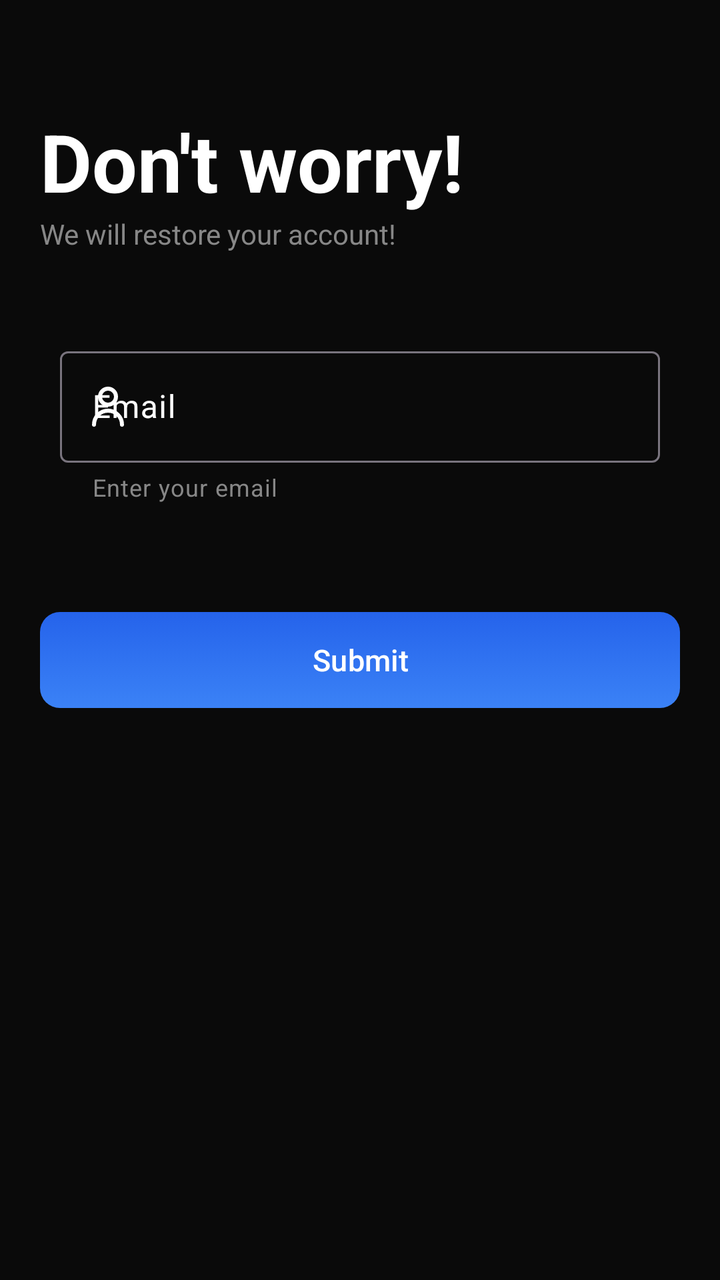
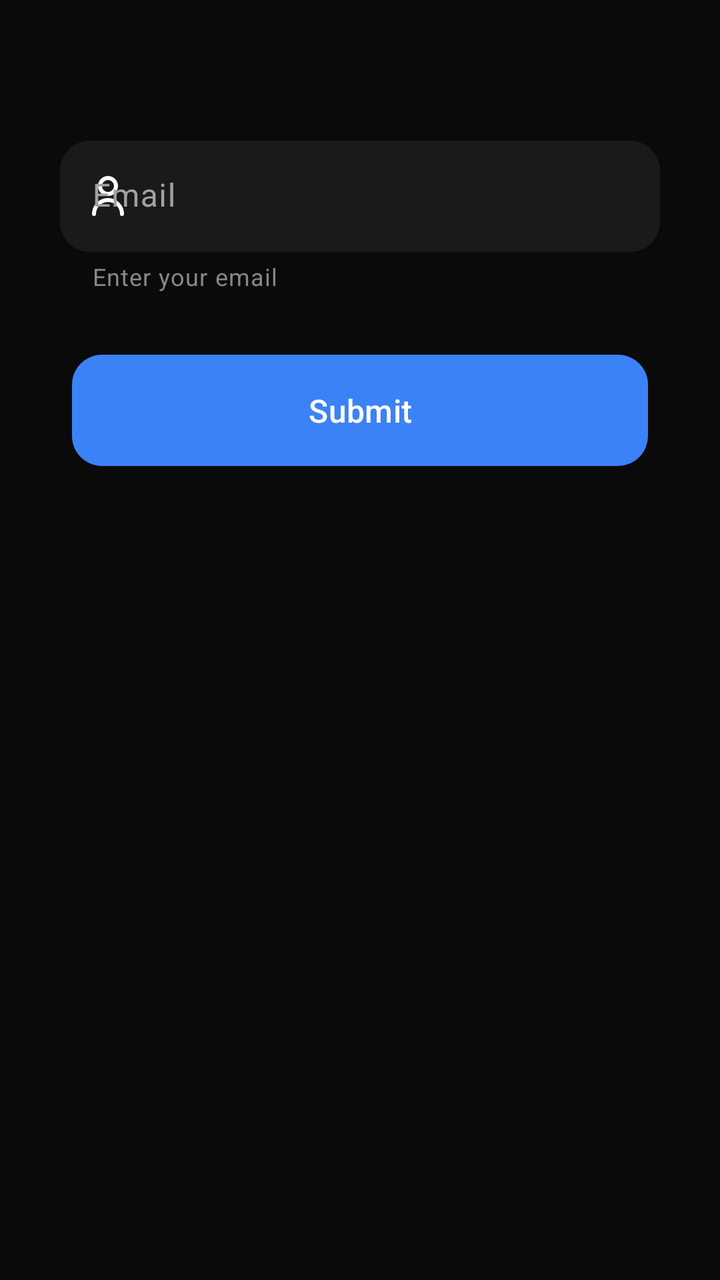

Screens rendered from an Android XML layout before and after an edit, with the pre-edit source and the edit as a unified diff.
<!-- AndroidManifest.xml: application theme Theme.Nexus -->
<!-- res/layout/activity_lost_password.xml -->
<?xml version="1.0" encoding="utf-8"?>
<androidx.constraintlayout.widget.ConstraintLayout xmlns:android="http://schemas.android.com/apk/res/android"
    xmlns:app="http://schemas.android.com/apk/res-auto"
    xmlns:tools="http://schemas.android.com/tools"
    android:id="@+id/main"
    android:layout_width="match_parent"
    android:layout_height="match_parent"
    android:background="@color/background_default"
    android:padding="20dp"
    tools:context=".authentication.LostPasswordActivity">

    <LinearLayout
        android:id="@+id/linearLayout3"
        android:layout_width="match_parent"
        android:layout_height="wrap_content"
        android:orientation="vertical"
        app:layout_constraintBottom_toTopOf="@+id/linearLayout"
        app:layout_constraintEnd_toEndOf="parent"
        app:layout_constraintHorizontal_bias="0.5"
        app:layout_constraintStart_toStartOf="parent"
        app:layout_constraintTop_toTopOf="parent">

        <TextView
            android:id="@+id/textView"
            android:layout_width="match_parent"
            android:layout_height="wrap_content"
            android:text="Don't worry!"
            android:textColor="@color/white"
            android:textSize="40sp"
            android:textStyle="bold"
            app:layout_constraintBottom_toTopOf="@+id/textView4"
            app:layout_constraintEnd_toEndOf="parent"
            app:layout_constraintHorizontal_bias="0.0"
            app:layout_constraintStart_toStartOf="parent"
            app:layout_constraintTop_toTopOf="parent"
            app:layout_constraintVertical_bias="0.894" />

        <TextView
            android:id="@+id/textView4"
            android:layout_width="match_parent"
            android:layout_height="wrap_content"
            android:text="We will restore your account!"
            android:textColor="@color/gray_400"
            android:textSize="14sp"
            app:layout_constraintBottom_toTopOf="@+id/linearLayout"
            app:layout_constraintEnd_toEndOf="parent"
            app:layout_constraintHorizontal_bias="1.0"
            app:layout_constraintStart_toStartOf="parent" />
    </LinearLayout>

    <LinearLayout
        android:id="@+id/linearLayout"
        android:layout_width="match_parent"
        android:layout_height="wrap_content"
        android:orientation="vertical"
        android:padding="10dp"
        app:layout_constraintBottom_toTopOf="@+id/submitButton"
        app:layout_constraintEnd_toEndOf="parent"
        app:layout_constraintHorizontal_bias="0.0"
        app:layout_constraintStart_toStartOf="parent"
        app:layout_constraintTop_toBottomOf="@+id/linearLayout3"
        tools:ignore="MissingConstraints">

        <com.google.android.material.textfield.TextInputLayout
            android:id="@+id/emailInput"
            android:layout_width="match_parent"
            android:layout_height="wrap_content"
            android:layout_marginBottom="10dp"
            android:hint="@string/email"
            android:textColorHint="@color/white"
            app:helperText="Enter your email"
            app:helperTextTextColor="@color/gray_400"
            app:startIconDrawable="@drawable/user"
            app:startIconTint="@color/white">

            <com.google.android.material.textfield.TextInputEditText
                android:layout_width="match_parent"
                android:layout_height="wrap_content"
                android:textColor="@color/white" />

        </com.google.android.material.textfield.TextInputLayout>
    </LinearLayout>

    <com.google.android.material.button.MaterialButton
        android:id="@+id/submitButton"
        android:layout_width="match_parent"
        android:layout_height="wrap_content"
        android:background="@drawable/gradient_button"
        android:text="Submit"
        android:textSize="15dp"
        app:backgroundTint="@null"
        app:cornerRadius="0dp"
        app:layout_constraintBottom_toTopOf="@+id/progressBar"
        app:layout_constraintEnd_toEndOf="parent"
        app:layout_constraintHorizontal_bias="0.0"
        app:layout_constraintStart_toStartOf="parent"
        app:layout_constraintTop_toBottomOf="@+id/linearLayout" />

    <ProgressBar
        android:id="@+id/progressBar"
        style="?android:attr/progressBarStyle"
        android:layout_width="wrap_content"
        android:layout_height="wrap_content"
        android:layout_marginTop="150dp"
        android:indeterminateTint="@color/blue_500"
        android:progressTint="@color/blue_500"
        android:visibility="invisible"
        app:layout_constraintBottom_toBottomOf="parent"
        app:layout_constraintEnd_toEndOf="parent"
        app:layout_constraintHorizontal_bias="0.498"
        app:layout_constraintStart_toStartOf="parent"
        app:layout_constraintTop_toBottomOf="@+id/submitButton" />


</androidx.constraintlayout.widget.ConstraintLayout>
<!-- resources referenced by this layout -->
<resources>
  <color name="background_default">#0A0A0A</color>
  <color name="blue_500">#3b82f6</color>
  <color name="gray_400">#878787</color>
  <color name="white">#FFFFFFFF</color>
  <!-- drawable gradient_button (drawable) -->
  <?xml version="1.0" encoding="utf-8"?>
  <selector xmlns:android="http://schemas.android.com/apk/res/android">
      
      <item>
          <shape android:shape="rectangle">
              <gradient
                  android:angle="90"
                  android:startColor="@color/blue_500"
                  android:endColor="@color/blue_600"
                  android:type="linear" />
              <corners android:radius="10dp"/>
          </shape>
      </item>
  </selector>
  <!-- drawable user (drawable) -->
  <vector xmlns:android="http://schemas.android.com/apk/res/android"
      android:width="24dp"
      android:height="24dp"
      android:viewportWidth="24"
      android:viewportHeight="24">
    <path
        android:pathData="M19,21C19,17.134 15.866,14 12,14C8.134,14 5,17.134 5,21M12,11C9.791,11 8,9.209 8,7C8,4.791 9.791,3 12,3C14.209,3 16,4.791 16,7C16,9.209 14.209,11 12,11Z"
        android:strokeLineJoin="round"
        android:strokeWidth="2"
        android:fillColor="#00000000"
        android:strokeColor="#ffffff"
        android:strokeLineCap="round"/>
  </vector>
  <string name="email">Email</string>
  <style name="Theme.Nexus" parent="Base.Theme.Nexus" />
  <color name="blue_600">#2563eb</color>
  <style name="Base.Theme.Nexus" parent="Theme.Material3.DayNight.NoActionBar">
          <item name="colorPrimary">@color/blue_500</item>
          <item name="colorOnPrimaryContainer">@color/white</item>
          <item name="colorOnSecondaryContainer">@color/blue_500</item>
          <item name="colorSecondaryContainer">@color/blue_500</item>
      </style>
</resources>

<!-- the commit's change to res/layout/activity_lost_password.xml (unified diff, before → after) -->
@@ -9,10 +9,38 @@
     android:padding="20dp"
     tools:context=".authentication.LostPasswordActivity">
 
+    <com.google.android.material.button.MaterialButton
+        android:id="@+id/backButton"
+        android:layout_width="48dp"
+        android:layout_height="48dp"
+        android:layout_gravity="center"
+        android:backgroundTint="@color/blue_500"
+        android:elevation="4dp"
+        android:insetLeft="0dp"
+        android:insetTop="0dp"
+        android:insetRight="0dp"
+        android:insetBottom="0dp"
+        android:padding="0dp"
+        android:text=""
+        app:cornerRadius="32dp"
+        app:icon="@drawable/chevron_left"
+        app:iconGravity="textStart"
+        app:iconPadding="0dp"
+        app:iconSize="20dp"
+        app:iconTint="@color/white"
+        app:layout_constraintBottom_toTopOf="@+id/linearLayout3"
+        app:layout_constraintEnd_toEndOf="parent"
+        app:layout_constraintHorizontal_bias="0.0"
+        app:layout_constraintStart_toStartOf="parent"
+        app:layout_constraintTop_toTopOf="parent"
+        app:layout_constraintVertical_bias="0.588" />
+
     <LinearLayout
         android:id="@+id/linearLayout3"
         android:layout_width="match_parent"
         android:layout_height="wrap_content"
+        android:layout_marginTop="100dp"
+        android:layout_marginBottom="20dp"
         android:orientation="vertical"
         app:layout_constraintBottom_toTopOf="@+id/linearLayout"
         app:layout_constraintEnd_toEndOf="parent"
@@ -52,64 +80,64 @@
         android:id="@+id/linearLayout"
         android:layout_width="match_parent"
         android:layout_height="wrap_content"
+        android:layout_marginTop="20dp"
         android:orientation="vertical"
         android:padding="10dp"
         app:layout_constraintBottom_toTopOf="@+id/submitButton"
         app:layout_constraintEnd_toEndOf="parent"
-        app:layout_constraintHorizontal_bias="0.0"
         app:layout_constraintStart_toStartOf="parent"
         app:layout_constraintTop_toBottomOf="@+id/linearLayout3"
         tools:ignore="MissingConstraints">
 
         <com.google.android.material.textfield.TextInputLayout
             android:id="@+id/emailInput"
+            style="@style/Widget.Material3.TextInputLayout.FilledBox"
             android:layout_width="match_parent"
             android:layout_height="wrap_content"
-            android:layout_marginBottom="10dp"
             android:hint="@string/email"
-            android:textColorHint="@color/white"
+            android:textColorHint="@color/gray_100"
+            app:boxBackgroundColor="#1A1A1A"
+            app:boxCornerRadiusBottomEnd="15dp"
+            app:boxCornerRadiusBottomStart="15dp"
+            app:boxCornerRadiusTopEnd="15dp"
+            app:boxCornerRadiusTopStart="15dp"
+            app:boxStrokeWidth="0dp"
             app:helperText="Enter your email"
             app:helperTextTextColor="@color/gray_400"
             app:startIconDrawable="@drawable/user"
-            app:startIconTint="@color/white">
+            app:startIconTint="@color/white"
+            tools:layout_editor_absoluteX="20dp"
+            tools:layout_editor_absoluteY="20dp">
 
             <com.google.android.material.textfield.TextInputEditText
                 android:layout_width="match_parent"
                 android:layout_height="wrap_content"
-                android:textColor="@color/white" />
+                android:background="@null"
+                android:inputType="textEmailAddress"
+                android:textColor="@color/white"
+                android:textColorHint="@color/white" />
+        </com.google.android.material.textfield.TextInputLayout>
 
-        </com.google.android.material.textfield.TextInputLayout>
     </LinearLayout>
 
     <com.google.android.material.button.MaterialButton
         android:id="@+id/submitButton"
         android:layout_width="match_parent"
         android:layout_height="wrap_content"
+        android:layout_marginStart="16dp"
+        android:layout_marginTop="21dp"
+        android:layout_marginEnd="16dp"
+        android:layout_marginBottom="559dp"
         android:background="@drawable/gradient_button"
-        android:text="Submit"
-        android:textSize="15dp"
+        android:paddingVertical="13dp"
+        android:text="@string/submit"
+        android:textSize="16sp"
         app:backgroundTint="@null"
         app:cornerRadius="0dp"
-        app:layout_constraintBottom_toTopOf="@+id/progressBar"
+        app:layout_constraintBottom_toBottomOf="parent"
         app:layout_constraintEnd_toEndOf="parent"
-        app:layout_constraintHorizontal_bias="0.0"
         app:layout_constraintStart_toStartOf="parent"
         app:layout_constraintTop_toBottomOf="@+id/linearLayout" />
 
-    <ProgressBar
-        android:id="@+id/progressBar"
-        style="?android:attr/progressBarStyle"
-        android:layout_width="wrap_content"
-        android:layout_height="wrap_content"
-        android:layout_marginTop="150dp"
-        android:indeterminateTint="@color/blue_500"
-        android:progressTint="@color/blue_500"
-        android:visibility="invisible"
-        app:layout_constraintBottom_toBottomOf="parent"
-        app:layout_constraintEnd_toEndOf="parent"
-        app:layout_constraintHorizontal_bias="0.498"
-        app:layout_constraintStart_toStartOf="parent"
-        app:layout_constraintTop_toBottomOf="@+id/submitButton" />
-
 
 </androidx.constraintlayout.widget.ConstraintLayout>
<!-- resource entries referenced after the edit -->
@@ -2,8 +2,23 @@
 <resources>
   <color name="background_default">#0A0A0A</color>
   <color name="blue_500">#3b82f6</color>
+  <color name="gray_100">#A1A1A1</color>
   <color name="gray_400">#878787</color>
   <color name="white">#FFFFFFFF</color>
+  <!-- drawable chevron_left (drawable) -->
+  <vector xmlns:android="http://schemas.android.com/apk/res/android"
+      android:width="24dp"
+      android:height="24dp"
+      android:viewportWidth="24"
+      android:viewportHeight="24">
+    <path
+        android:pathData="M15,19L8,12L15,5"
+        android:strokeLineJoin="round"
+        android:strokeWidth="2"
+        android:fillColor="#00000000"
+        android:strokeColor="#ffffff"
+        android:strokeLineCap="round"/>
+  </vector>
   <!-- drawable gradient_button (drawable) -->
   <?xml version="1.0" encoding="utf-8"?>
   <selector xmlns:android="http://schemas.android.com/apk/res/android">
@@ -13,9 +28,9 @@
               <gradient
                   android:angle="90"
                   android:startColor="@color/blue_500"
-                  android:endColor="@color/blue_600"
+                  android:endColor="@color/blue_500"
                   android:type="linear" />
-              <corners android:radius="10dp"/>
+              <corners android:radius="15dp"/>
           </shape>
       </item>
   </selector>
@@ -34,8 +49,8 @@
         android:strokeLineCap="round"/>
   </vector>
   <string name="email">Email</string>
+  <string name="submit">Submit</string>
   <style name="Theme.Nexus" parent="Base.Theme.Nexus" />
-  <color name="blue_600">#2563eb</color>
   <style name="Base.Theme.Nexus" parent="Theme.Material3.DayNight.NoActionBar">
           <item name="colorPrimary">@color/blue_500</item>
           <item name="colorOnPrimaryContainer">@color/white</item>
